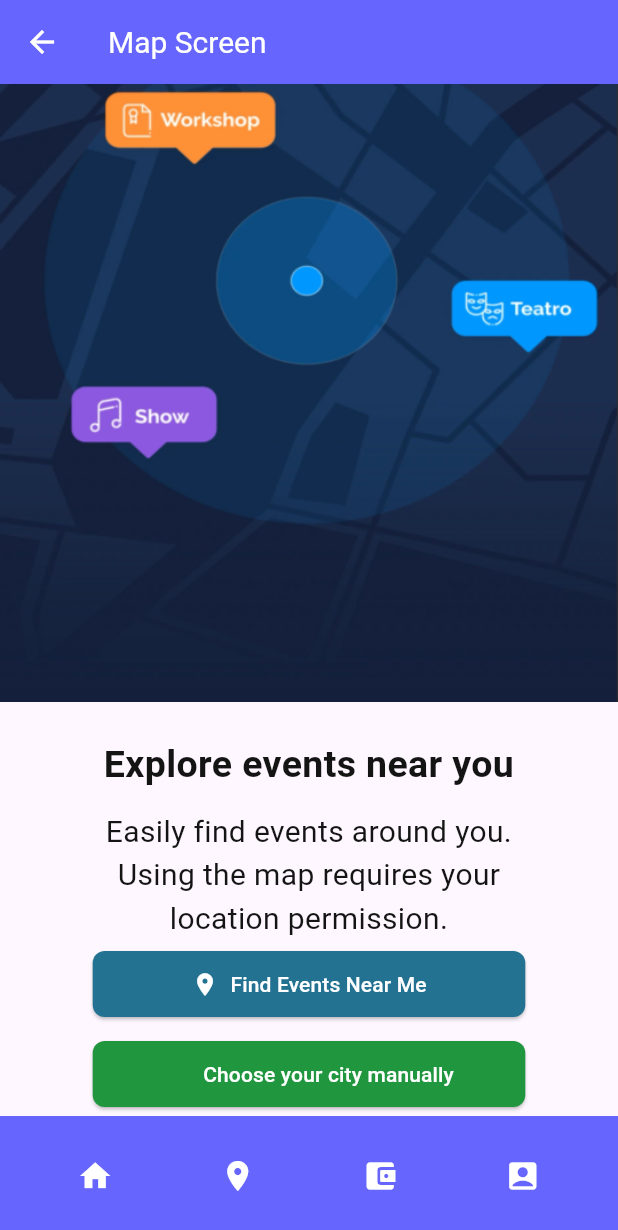
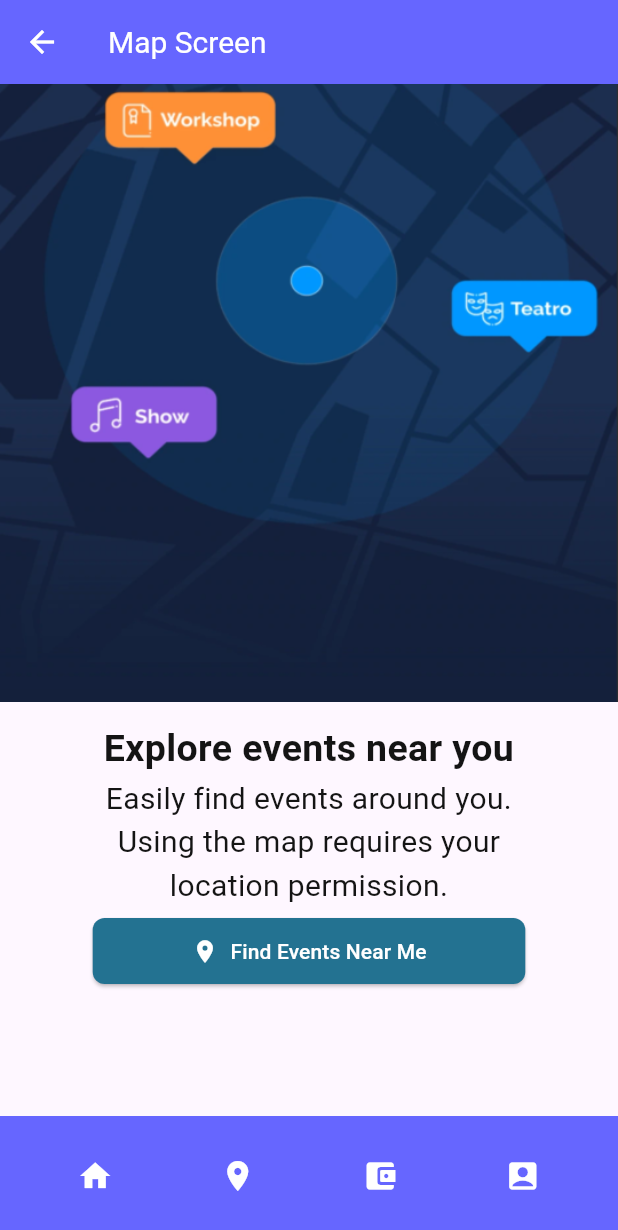
Before and after one commit to WesleyMaciel2510/Flutter-Angular, a Flutter app: the AppScaffold screen opened by its route, item 2 of the bottom bar chosen, on a phone screen of 412 x 824 dp. Shown: the top 1230 px of the screen. Run offline on Flutter 3.47's test engine with Material 3 defaults, Android fonts, the phone set to English and light mode, and no system bars; our stand-ins replace flutter_dotenv, flutter_rating_bar, font_awesome_flutter, logger, permission_handler.

Commit message:
fix: layout UI integration with dinamic screen size

```diff
--- a/lib/src/components/FlatLists/icon_list.dart
+++ b/lib/src/components/FlatLists/icon_list.dart
@@ -13,7 +13,7 @@ class IconList extends StatelessWidget {
       crossAxisAlignment: CrossAxisAlignment.start,
       children: [
         Padding(
-          padding: const EdgeInsets.symmetric(vertical: 20.0, horizontal: 25.0),
+          padding: const EdgeInsets.symmetric(vertical: 10.0, horizontal: 25.0),
           child: Text(
             'Go for it, life is now!',
             style: TextStyle(
--- a/lib/src/components/bottom_nav_bar.dart
+++ b/lib/src/components/bottom_nav_bar.dart
@@ -8,6 +8,8 @@ class BottomNavBar extends StatelessWidget {
   Widget build(BuildContext context) {
     return BottomAppBar(
       color: const Color(0xFF6666FF),
+      child: SizedBox(
+        height: 50.0,
         child: Row(
           mainAxisAlignment: MainAxisAlignment.spaceAround,
           children: <Widget>[
@@ -41,6 +43,7 @@ class BottomNavBar extends StatelessWidget {
             ),
           ],
         ),
+      ),
     );
   }
 }
--- a/lib/src/screens/login/index.dart
+++ b/lib/src/screens/login/index.dart
@@ -131,7 +131,8 @@ class _LoginScreenState extends State<LoginScreen> {
                     'Forgot my password',
                     style: TextStyle(
                       decoration: TextDecoration.underline,
-                      color: Colors.black,
+                      decorationColor: Colors.blue,
+                      color: Colors.blue,
                       fontSize: 20,
                     ),
                   ),
@@ -147,7 +148,8 @@ class _LoginScreenState extends State<LoginScreen> {
                     'Create an account',
                     style: TextStyle(
                       decoration: TextDecoration.underline,
-                      color: Colors.black,
+                      decorationColor: Colors.blue,
+                      color: Colors.blue,
                       fontSize: 20,
                     ),
                   ),
--- a/lib/src/screens/map/explore_section.dart
+++ b/lib/src/screens/map/explore_section.dart
@@ -28,7 +28,7 @@ class ExploreEventsSection extends StatelessWidget {
       crossAxisAlignment: CrossAxisAlignment.center,
       children: [
         const Padding(
-          padding: EdgeInsets.symmetric(vertical: 12),
+          padding: EdgeInsets.symmetric(vertical: 1),
           child: Text(
             "Explore events near you",
             style: TextStyle(
@@ -67,7 +67,7 @@ class ExploreEventsSection extends StatelessWidget {
             ),
           ),
         ),
-        const SizedBox(height: 12),
+        /* const SizedBox(height: 8),
         Align(
           alignment: Alignment.center,
           child: SizedBox(
@@ -81,7 +81,7 @@ class ExploreEventsSection extends StatelessWidget {
               icon: null,
             ),
           ),
-        ),
+        ), */
       ],
     );
   }
--- a/lib/src/services/auth_service.dart
+++ b/lib/src/services/auth_service.dart
@@ -8,7 +8,9 @@ import 'package:logger/logger.dart';
 var logger = Logger();
 
 class AuthService with ChangeNotifier {
-  bool _isAuthenticated = true;
+  //line to test and do have to log in every time
+  //bool _isAuthenticated = true;
+  bool _isAuthenticated = false;
   //bool _isEnvLoaded = false;
 
   bool get isAuthenticated => _isAuthenticated;
```
Also changed, not shown: lib/src/components/FlatLists/last_event_row.dart (+5 -2 lines), lib/src/screens/home/index.dart (+4 -4 lines), lib/src/widgets/last_event_item_view.dart (+1 -8 lines), assets/events/banner16.jpeg (deleted), assets/events/banner16.png (added), assets/events/banner5.png, flutter_01.png (added). Lines whose indentation alone changed are shown as unchanged.
